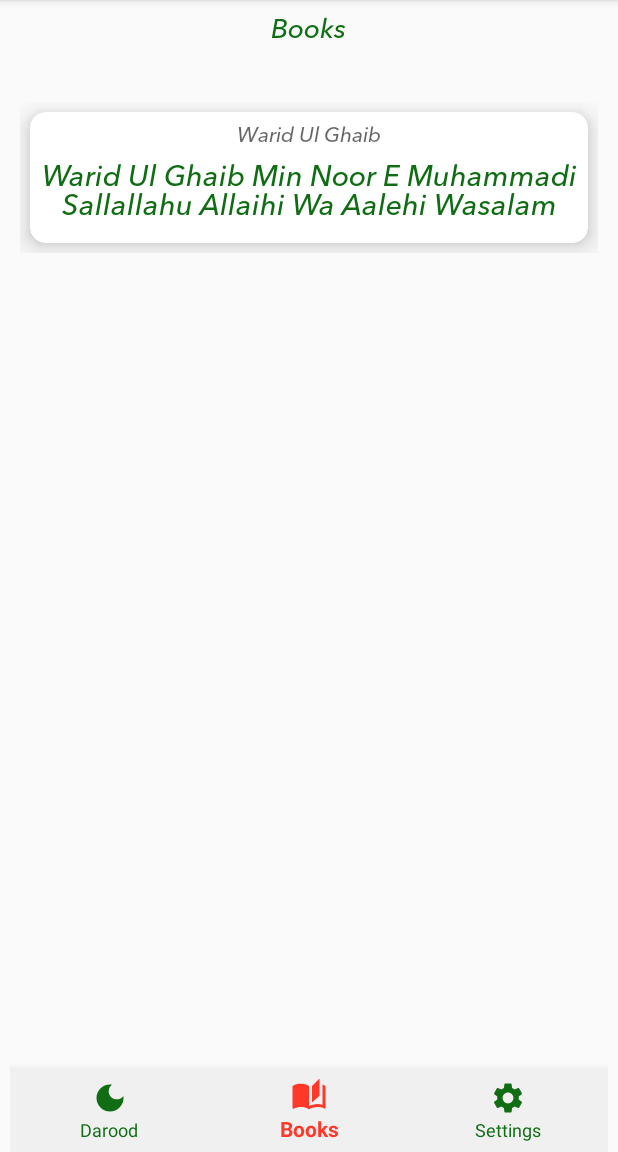
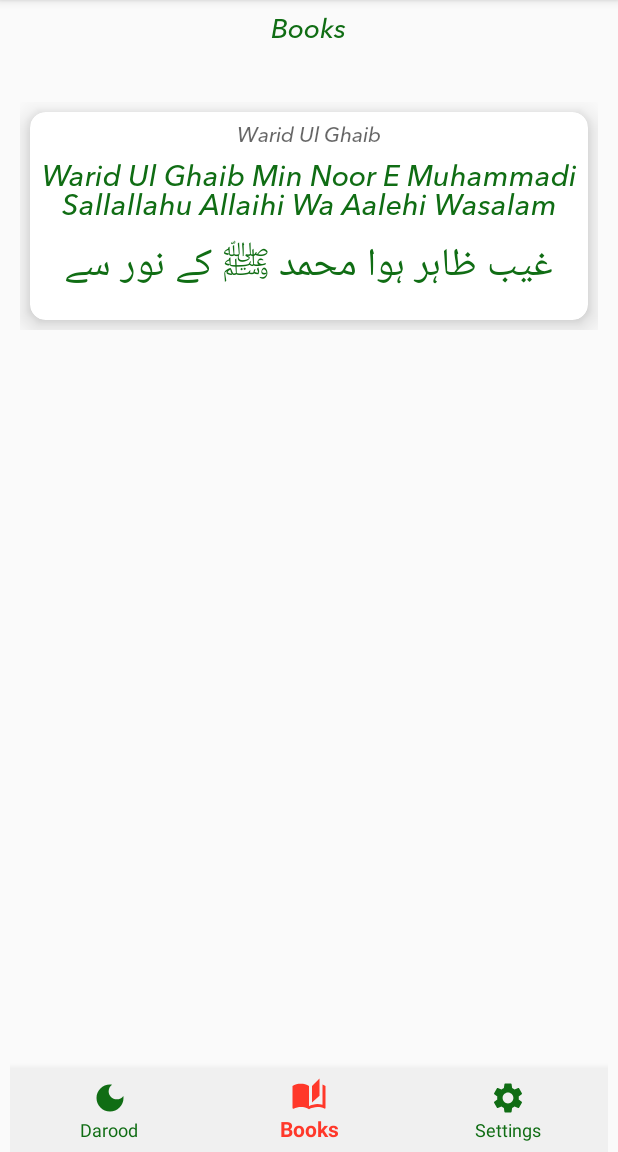
Before and after one commit to lysaan/DalailUlBarkaat, an Android app: the screen it shows after launch (HomeActivity), item 2 of the bottom bar chosen, on a phone screen of 412 x 824 dp, the part 84-1236 px from its top. Run offline under Robolectric (Android 15) with nearby library versions, the phone set to English and light mode, and no system bars; our stand-ins replace Firebase (no records; nobody signed in at launch, a user with empty details on screens opened directly), sdp/ssp sizes; 1 statement that could not run was skipped.

Commit message:
translation display issue fixed.
Took 33 minutes

```diff
--- a/app/src/main/java/alkaafinternational92/daroodpakcollection/dalailulbarkaat/activities/MainActivity.kt
+++ b/app/src/main/java/alkaafinternational92/daroodpakcollection/dalailulbarkaat/activities/MainActivity.kt
@@ -293,7 +293,8 @@ class MainActivity : BaseActivity(), View.OnClickListener {
             val id = document.id
             val name = document.getString("n") ?: "No darood found"
             val youtube = document.getString("y")?.takeIf { it.isNotBlank() }
-            tempList.add(Darood(id, name, youtube))
+            val ur = document.getString("ur")?.takeIf { it.isNotBlank() }
+            tempList.add(Darood(id, name, youtube, ur))
           }
           when(sort_type){
             SORT_TYPE_DESC -> { tempList.sortByDescending { it.id.toIntOrNull() ?: Int.MIN_VALUE } }
--- a/app/src/main/res/layout/activity_main.xml
+++ b/app/src/main/res/layout/activity_main.xml
@@ -72,7 +72,7 @@ tools:context=".activities.MainActivity">
               android:id="@+id/speedTextView"
               android:layout_width="wrap_content"
               android:layout_height="wrap_content"
-              android:textSize="@dimen/_20sdp"
+              android:textSize="@dimen/_18sdp"
               android:layout_marginStart="@dimen/_10sdp"
               android:layout_marginEnd="@dimen/_10sdp"
               android:textColor="@color/colorPrimary"
--- a/app/src/main/res/layout/fragment_books.xml
+++ b/app/src/main/res/layout/fragment_books.xml
@@ -58,6 +58,12 @@
               android:gravity="center"
               android:text="@string/warid_ul_ghaib_min_noor_e_muhammadi_sallallhu_alaihi_wasalam" />
 
+            <TextView
+              style="@style/battery_two_box_text"
+              android:layout_marginTop="0dp"
+              android:fontFamily="@font/jameel_noori_nastalee_regular"
+              android:textSize="@dimen/_20sdp"
+              android:text="@string/warid_ul_gaib_urdu" />
 
           </LinearLayout>
         </androidx.cardview.widget.CardView>
--- a/app/src/main/res/layout/list_row_darood.xml
+++ b/app/src/main/res/layout/list_row_darood.xml
@@ -42,7 +42,7 @@
 
         <ImageView
           android:id="@+id/favorite"
-          android:visibility="visible"
+          android:visibility="invisible"
           android:layout_width="@dimen/_20sdp"
           android:layout_alignParentEnd="true"
           android:layout_height="@dimen/_20sdp"
```
